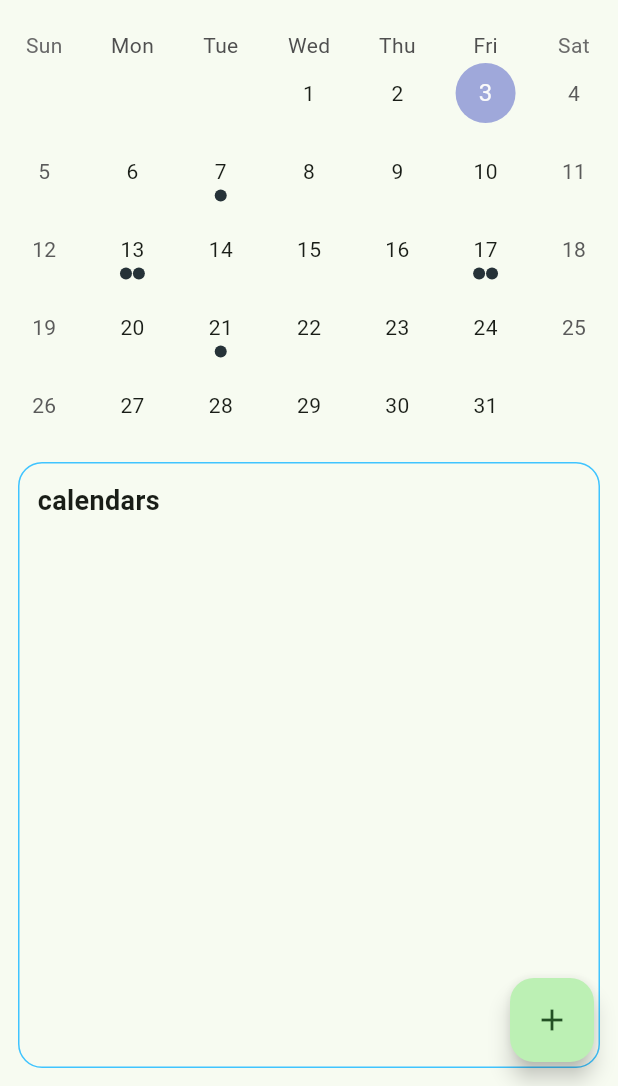
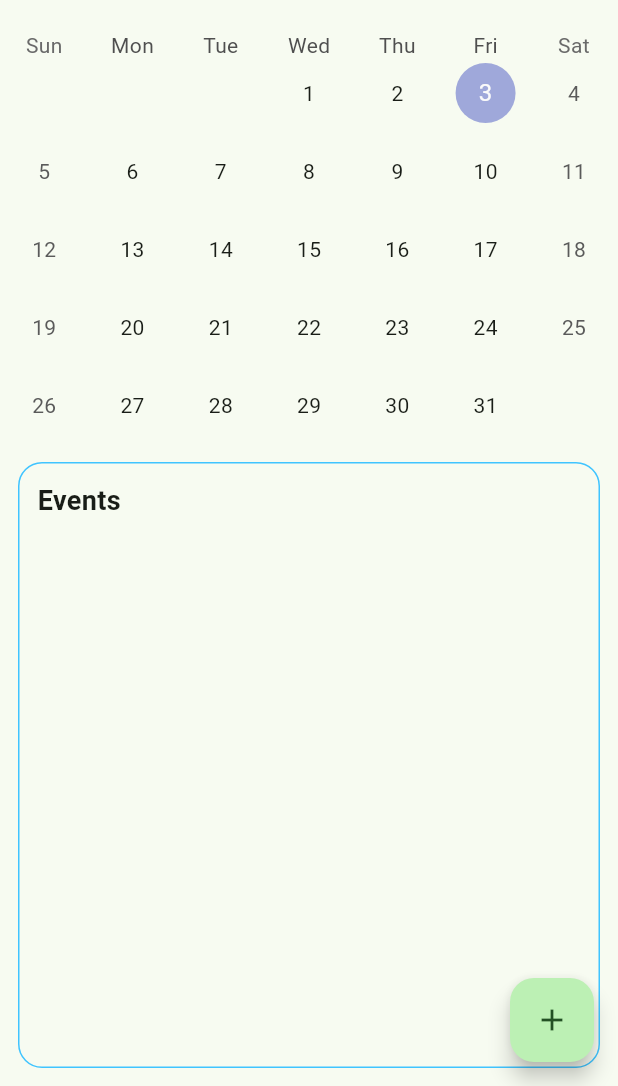
Before and after one commit to Pimoltip/app, a Flutter app: the SchedulePage screen opened by its route, after a tap on the "calendar month" icon, on a phone screen of 412 x 824 dp, the part 150-1236 px from its top. Run offline on Flutter 3.47's test engine with Material 3 defaults, Android fonts, the phone set to English and light mode, and no system bars; drawn by our look-alikes of table_calendar.

Commit message:
Add files via upload
เพิ่มไฟล์น้ำผึ้งแล้ววว

```diff
--- a/lib/appointment/day_selector.dart
+++ b/lib/appointment/day_selector.dart
@@ -1,10 +1,15 @@
 import 'package:flutter/material.dart';
-//Widget สำหรับ เลือกวัน
-class DaySelector extends StatelessWidget {
-  const DaySelector({super.key});
+
+class DaySelector extends StatefulWidget {
+  final Function(int) onDaySelected; // ✅ callback ส่ง index กลับไป
+
+  const DaySelector({super.key, required this.onDaySelected});
 
   @override
-  Widget build(BuildContext context) {
+  State<DaySelector> createState() => _DaySelectorState();
+}
+
+class _DaySelectorState extends State<DaySelector> {
   final days = [
     '5 Sun',
     '6 Mon',
@@ -14,8 +19,10 @@ class DaySelector extends StatelessWidget {
     '10 Fri',
     '11 Sat',
   ];
-    final selectedIndex = 3;
+  int selectedIndex = 3; // ค่าเริ่มต้น: วันพุธ
 
+  @override
+  Widget build(BuildContext context) {
     return SizedBox(
       height: 80,
       child: ListView.builder(
@@ -24,7 +31,15 @@ class DaySelector extends StatelessWidget {
         itemCount: days.length,
         itemBuilder: (context, i) {
           final isSelected = i == selectedIndex;
-          return Container(
+          return InkWell(
+            borderRadius: BorderRadius.circular(12),
+            onTap: () {
+              setState(() {
+                selectedIndex = i;
+              });
+              widget.onDaySelected(i); // ✅ ส่งค่า index กลับไป SchedulePage
+            },
+            child: Container(
               width: 60,
               margin: const EdgeInsets.symmetric(horizontal: 6),
               decoration: BoxDecoration(
@@ -39,6 +54,7 @@ class DaySelector extends StatelessWidget {
                   fontWeight: FontWeight.bold,
                 ),
               ),
+            ),
           );
         },
       ),
--- a/lib/appointment/event_card.dart
+++ b/lib/appointment/event_card.dart
@@ -1,5 +1,5 @@
 import 'package:flutter/material.dart';
-//Widget สำหรับแสดง การ์ดกิจกรรมเดี่ยวๆ
+
 class EventData {
   final String time;
   final String code;
--- a/lib/appointment/schedule_page.dart
+++ b/lib/appointment/schedule_page.dart
@@ -1,29 +1,26 @@
 import 'package:flutter/material.dart';
+import 'package:plannerapp/pages/calendar_page.dart';
 import 'day_selector.dart';
 import 'time_line.dart';
-import 'package:plannerapp/pages/calendar_page.dart';
 
-class SchedulePage extends StatelessWidget {
+class SchedulePage extends StatefulWidget {
   const SchedulePage({super.key, required DateTime selectedDay});
+
+  @override
+  State<SchedulePage> createState() => _SchedulePageState();
+}
+
+class _SchedulePageState extends State<SchedulePage> {
+  int selectedDay = 3; // เริ่มต้นให้เป็นวันพุธ
 
   @override
   Widget build(BuildContext context) {
     return Scaffold(
-      backgroundColor: const Color(0xFFF6F2E9), // 🔆 พื้นหลังโทนอ่อน
+      backgroundColor: const Color(0xFFF6F2E9),
       appBar: AppBar(
         backgroundColor: const Color(0xFFF6F2E9),
         elevation: 0,
         leading: IconButton(
-          icon: const Icon(Icons.arrow_back, color: Colors.black87),
-          onPressed: () => Navigator.pop(context),
-        ),
-        centerTitle: true,
-        title: const Text(
-          'October 2025',
-          style: TextStyle(color: Colors.black87, fontWeight: FontWeight.bold),
-        ),
-        actions: [
-          IconButton(
             icon: const Icon(Icons.calendar_month),
             onPressed: () {
               // ✅ กดแล้วไป CalendarPage
@@ -33,39 +30,28 @@ class SchedulePage extends StatelessWidget {
               );
             },
           ),
-        ],
       ),
       body: Column(
-        crossAxisAlignment: CrossAxisAlignment.start,
         children: [
-          const SizedBox(height: 8),
-          const DaySelector(), // 🔆 แถบเลือกวัน (ปรับสไตล์ในไฟล์ day_selector.dart ด้านล่าง)
+          // ✅ รับค่าจาก DaySelector
+          DaySelector(
+            onDaySelected: (index) {
+              setState(() {
+                selectedDay = index;
+              });
+            },
+          ),
           const SizedBox(height: 12),
           Expanded(
             child: Container(
               margin: const EdgeInsets.symmetric(horizontal: 16),
               padding: const EdgeInsets.symmetric(vertical: 12),
               decoration: BoxDecoration(
-                color: const Color(0xFFDFF2D8), // 🔆 พื้นส่วนตารางสีเขียวอ่อน
+                color: const Color(0xFFDFF2D8),
                 borderRadius: BorderRadius.circular(16),
               ),
-              child: Stack(
-                children: [
-                  const TimeLine(),
-                  Positioned(
-                    top: 8,
-                    right: 12,
-                    child: FloatingActionButton(
-                      mini: true,
-                      backgroundColor: Colors.green,
-                      onPressed: () {
-                        // TODO: เพิ่มฟังก์ชันเพิ่มนัดหมาย
-                      },
-                      child: const Icon(Icons.add, color: Colors.white),
-                    ),
-                  ),
-                ],
-              ),
+              // ✅ ส่ง selectedDay ให้ TimeLine
+              child: TimeLine(selectedDay: selectedDay),
             ),
           ),
         ],
--- a/lib/appointment/time_line.dart
+++ b/lib/appointment/time_line.dart
@@ -1,23 +1,27 @@
 import 'package:flutter/material.dart';
 import 'event_card.dart';
-//Widget สำหรับแสดง ไทม์ไลน์ของแต่ละกิจกรรม
+
 class TimeLine extends StatelessWidget {
-  const TimeLine({super.key});
+  final int selectedDay;
+  const TimeLine({super.key, required this.selectedDay});
 
   @override
   Widget build(BuildContext context) {
-    final events = [
+    // ✅ แสดงกิจกรรมเฉพาะวันพุธ (index = 3)
+    final events = selectedDay == 3
+        ? [
             EventData(
               time: '10:00 - 11:00',
               code: '01371111-67',
               detail: 'LH4-305 | Sec 800',
             ),
             EventData(
-        time: '013:00 - 014:00',
+              time: '13:00 - 14:00',
               code: '01418212-65',
               detail: 'SC Programming | Sec 800',
             ),
-    ];
+          ]
+        : [];
 
     return ListView.builder(
       padding: const EdgeInsets.symmetric(horizontal: 16, vertical: 8),
@@ -26,6 +30,7 @@ class TimeLine extends StatelessWidget {
         final hour = 00 + i;
         final label =
             '${hour.toString().padLeft(2, '0')} ${hour <= 12 ? 'AM' : 'PM'}';
+
         final matches = events.where(
           (e) => e.time.startsWith('${hour.toString().padLeft(2, '0')}:'),
         );
@@ -38,6 +43,7 @@ class TimeLine extends StatelessWidget {
               style: const TextStyle(fontSize: 13, color: Colors.black54),
             ),
             const Divider(height: 20, color: Colors.black12),
+            // ✅ ถ้ามี event จะแสดง EventCard
             ...matches.map((e) => EventCard(data: e)).toList(),
           ],
         );
--- /dev/null
+++ b/lib/models/event.dart
@@ -0,0 +1,23 @@
+class Event {
+  final DateTime date;
+  final String title;
+  final String description;
+
+  Event({
+    required this.date,
+    required this.title,
+    required this.description,
+  });
+
+  Map<String, dynamic> toJson() => {
+        "date": date.toIso8601String(),
+        "title": title,
+        "description": description,
+      };
+
+  factory Event.fromJson(Map<String, dynamic> json) => Event(
+        date: DateTime.parse(json["date"]),
+        title: json["title"],
+        description: json["description"],
+      );
+}
--- a/lib/pages/calendar_page.dart
+++ b/lib/pages/calendar_page.dart
@@ -1,7 +1,11 @@
 import 'package:flutter/material.dart';
 import 'package:table_calendar/table_calendar.dart';
 import 'add_event_page.dart';
-import 'package:plannerapp/pages/weekly_page.dart'; // 👈 import WeeklyPage
+import 'package:plannerapp/pages/weekly_page.dart';
+
+// ➕ import repository + model
+import '../repo/event_repository.dart';
+import '../models/event.dart';
 
 class CalendarPage extends StatefulWidget {
   const CalendarPage({super.key});
@@ -14,15 +18,31 @@ class _CalendarPageState extends State<CalendarPage> {
   DateTime _focusedDay = DateTime.now();
   DateTime? _selectedDay;
 
-  final Map<DateTime, List<String>> _events = {
-    DateTime.utc(2025, 10, 7):  ['วันสุดท้ายของการขอเทียบโอนรายวิชา'],
-    DateTime.utc(2025, 10, 13): ['วันคล้ายวันสวรรคต ร.9', 'นิสิตกรอกแบบประเมินการสอนผ่านเว็บ ครั้งที่ 2'],
-    DateTime.utc(2025, 10, 17): ['นิสิตกรอกแบบประเมินการสอนวันสุดท้าย', 'วันสุดท้ายของการส่งใบจองการศึกษาภาคปลาย'],
-    DateTime.utc(2025, 10, 21): ['วันสอบไล่***'],
+  final EventRepository repo = EventRepository();
+  Map<DateTime, List<Event>> eventsMap = {};
+
+  @override
+  void initState() {
+    super.initState();
+    _loadEvents();
+  }
+
+  Future<void> _loadEvents() async {
+    final events = await repo.loadEvents();
+    setState(() {
+      eventsMap = {
+        for (var e in events)
+          DateTime(e.date.year, e.date.month, e.date.day): [
+            ...(eventsMap[DateTime(e.date.year, e.date.month, e.date.day)] ?? []),
+            e
+          ]
       };
+    });
+  }
 
-  List<String> _getEventsForDay(DateTime day) =>
-      _events[DateTime.utc(day.year, day.month, day.day)] ?? [];
+  List<Event> _getEventsForDay(DateTime day) {
+    return eventsMap[DateTime(day.year, day.month, day.day)] ?? [];
+  }
 
   @override
   Widget build(BuildContext context) {
@@ -43,7 +63,7 @@ class _CalendarPageState extends State<CalendarPage> {
       ),
       body: Column(
         children: [
-          TableCalendar(
+          TableCalendar<Event>(
             firstDay: DateTime.utc(2020, 1, 1),
             lastDay: DateTime.utc(2030, 12, 31),
             focusedDay: _focusedDay,
@@ -51,7 +71,7 @@ class _CalendarPageState extends State<CalendarPage> {
             onDaySelected: (selected, focused) {
               setState(() {
                 _selectedDay = selected;
-    _focusedDay  = focused;
+                _focusedDay = focused;
               });
 
               final eventsForSelected = _getEventsForDay(selected);
@@ -61,12 +81,11 @@ class _CalendarPageState extends State<CalendarPage> {
                 MaterialPageRoute(
                   builder: (_) => WeeklyPage(
                     selectedDay: selected,
-      events: eventsForSelected,
+                    events: eventsForSelected.map((e) => e.title).toList(),
                   ),
                 ),
               );
             },
-
             calendarFormat: CalendarFormat.month,
             startingDayOfWeek: StartingDayOfWeek.sunday,
             eventLoader: _getEventsForDay,
@@ -88,8 +107,9 @@ class _CalendarPageState extends State<CalendarPage> {
               child: Column(
                 crossAxisAlignment: CrossAxisAlignment.start,
                 children: [
-                  const Text('calendars',
-                      style: TextStyle(fontWeight: FontWeight.bold, fontSize: 18)),
+                  const Text('Events',
+                      style:
+                          TextStyle(fontWeight: FontWeight.bold, fontSize: 18)),
                   const SizedBox(height: 8),
                   Expanded(
                     child: ListView.builder(
@@ -103,11 +123,12 @@ class _CalendarPageState extends State<CalendarPage> {
                               backgroundColor: Colors.amber.shade200,
                               child: Text(
                                 '${(_selectedDay ?? _focusedDay).day}',
-                                style: const TextStyle(fontSize: 12, color: Colors.black),
+                                style: const TextStyle(
+                                    fontSize: 12, color: Colors.black),
                               ),
                             ),
                             const SizedBox(width: 12),
-                            Expanded(child: Text(events[i])),
+                            Expanded(child: Text(events[i].title)),
                           ],
                         ),
                       ),
@@ -123,10 +144,9 @@ class _CalendarPageState extends State<CalendarPage> {
         child: const Icon(Icons.add),
         onPressed: () async {
           await Navigator.pushNamed(context, AddEventPage.routeName);
-    setState(() {}); // refresh หลังกลับมา
+          await _loadEvents(); // refresh หลังเพิ่ม event
         },
       ),
-
     );
   }
 }
--- /dev/null
+++ b/lib/repo/event_repository.dart
@@ -0,0 +1,39 @@
+import 'dart:convert';
+import 'dart:io';
+import 'package:path_provider/path_provider.dart';
+import '../models/event.dart';
+
+class EventRepository {
+  Future<File> _getEventFile() async {
+    final dir = await getApplicationDocumentsDirectory();
+    final file = File("${dir.path}/events.json");
+    if (!await file.exists()) {
+      await file.writeAsString("[]");
+    }
+    return file;
+  }
+
+  Future<List<Event>> loadEvents() async {
+    final file = await _getEventFile();
+    final content = await file.readAsString();
+    final List data = jsonDecode(content);
+    return data.map((e) => Event.fromJson(e)).toList();
+  }
+
+  Future<void> addEvent(Event event) async {
+    final events = await loadEvents();
+    events.add(event);
+    final file = await _getEventFile();
+    await file.writeAsString(
+      jsonEncode(events.map((e) => e.toJson()).toList()),
+    );
+  }
+
+  Future<List<Event>> getEventsByDay(DateTime day) async {
+    final events = await loadEvents();
+    return events.where((e) =>
+        e.date.year == day.year &&
+        e.date.month == day.month &&
+        e.date.day == day.day).toList();
+  }
+}
```
Lines whose indentation alone changed are shown as unchanged.
